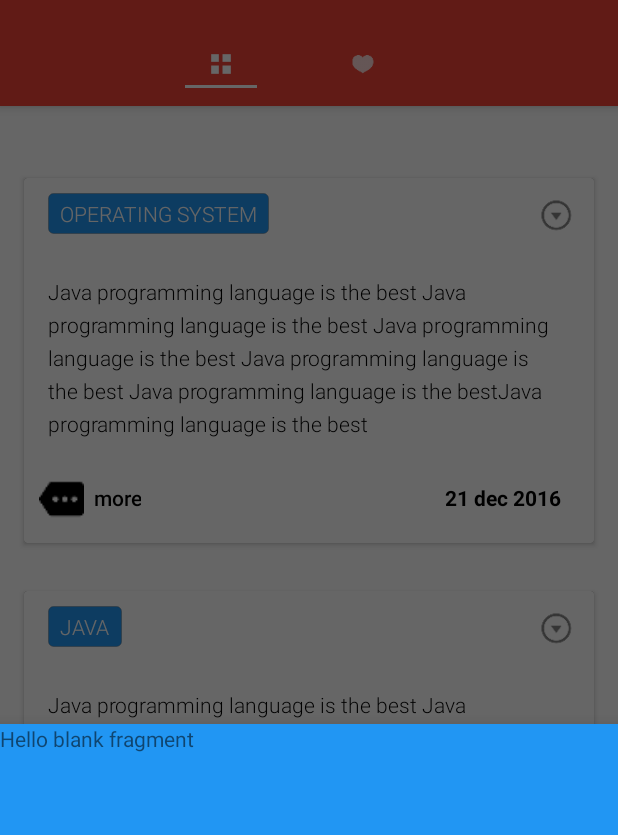
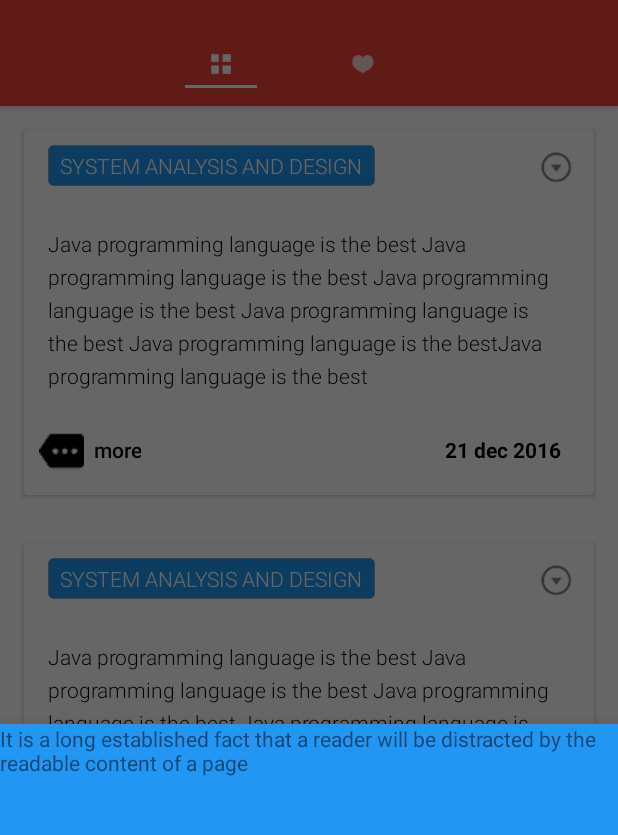
Before and after one commit to mcamocci/codesTube, an Android app: the screen it shows after launch (HomeActivity), after a tap on an icon or button, on a phone screen of 412 x 824 dp, the part 62-897 px from its top. Run offline under Robolectric (Android 15) with nearby library versions, the phone set to English and light mode, and no system bars; our stand-ins replace AdMob; 10 statements that could not run were skipped.

Commit message:
today is 23 of december

```diff
--- a/app/build.gradle
+++ b/app/build.gradle
@@ -30,6 +30,7 @@ dependencies {
         exclude group: 'com.android.support', module: 'support-annotations'
     })
     //compile files('libs/YouTubeAndroidPlayerApi.jar')
+    compile files('libs/spring-security-crypto-4.2.0.RELEASE.jar')
     compile 'com.android.support.constraint:constraint-layout:1.0.0-alpha7'
     compile 'com.android.support:recyclerview-v7:25.0.1'
     compile 'com.android.support:appcompat-v7:25.0.1'
--- a/app/src/main/AndroidManifest.xml
+++ b/app/src/main/AndroidManifest.xml
@@ -25,7 +25,8 @@
         <activity android:name=".activities.MainActivity" />
         <activity android:name=".activities.CategoriesActivity" />
         <activity android:name=".activities.AboutActivity" />
-        <activity android:name=".activities.MessageActivity"></activity>
+        <activity android:name=".activities.MessageActivity" />
+        <activity android:name=".activities.ListOfPlayableItemActivity"></activity>
     </application>
 
 </manifest>
--- a/app/src/main/java/com/haikarose/codestube/activities/HomeActivity.java
+++ b/app/src/main/java/com/haikarose/codestube/activities/HomeActivity.java
@@ -7,14 +7,19 @@ import android.support.design.widget.TabLayout;
 import android.support.v4.view.ViewPager;
 import android.support.v7.app.AppCompatActivity;
 import android.support.v7.widget.Toolbar;
+import android.util.Log;
 import android.view.Menu;
 import android.view.MenuItem;
 import android.view.View;
 import android.view.ViewGroup;
+import android.widget.Toast;
+
 import com.haikarose.codestube.R;
 import com.haikarose.codestube.adapters.FragmentAdapter;
 import com.haikarose.codestube.fragments.Home;
 import com.haikarose.codestube.pojos.FragmentAndTitle;
+
+import org.springframework.security.crypto.bcrypt.BCryptPasswordEncoder;
 
 import java.util.ArrayList;
 import java.util.List;
@@ -41,6 +46,21 @@ public class HomeActivity extends AppCompatActivity {
         tabLayout=(TabLayout)findViewById(R.id.sliding_tabs);
         toolbar=(Toolbar)findViewById(R.id.toolbar);
         setSupportActionBar(toolbar);
+
+        BCryptPasswordEncoder encoder=new BCryptPasswordEncoder();
+
+        String password="hahaha";
+        String hashedPassword1 = encoder.encode(password);
+        String hashedPassword = encoder.encode(password);
+
+        if(encoder.matches(password,hashedPassword1)){
+            Toast.makeText(getBaseContext(),"equal",Toast.LENGTH_SHORT).show();
+        }else{
+            Toast.makeText(getBaseContext(),"not equal",Toast.LENGTH_SHORT).show();
+        }
+        Log.e("the hashed",hashedPassword);
+
+
        // getSupportActionBar().setDisplayHomeAsUpEnabled(true);
 
         fragmentAndTitleCollection=new ArrayList<>();
--- a/app/src/main/java/com/haikarose/codestube/adapters/CategoryItemAdapter.java
+++ b/app/src/main/java/com/haikarose/codestube/adapters/CategoryItemAdapter.java
@@ -4,6 +4,7 @@ import android.content.Context;
 import android.content.Intent;
 import android.support.v4.app.FragmentManager;
 import android.support.v7.widget.RecyclerView;
+import android.util.Log;
 import android.view.LayoutInflater;
 import android.view.View;
 import android.view.ViewGroup;
@@ -61,22 +62,40 @@ public class CategoryItemAdapter extends RecyclerView.Adapter<RecyclerView.ViewH
     @Override
     public void onBindViewHolder(RecyclerView.ViewHolder holder, int position) {
         int ViewType=getItemViewType(position);
-        if(ViewType==VIEW_TYPE_NORMAL){
+
+        if(ViewType==0){
             Category category=(Category)categoriyList.get(position);
             CategoryItemViewHolder hold=(CategoryItemViewHolder)holder;
             hold.setData(category);
+
         }else{
             NativeAd nativeAd=(NativeAd)holder;
+            Log.e("the position is: ",Integer.toString(position));
             NativeExpressAdView nativeExpressAdView=(NativeExpressAdView)categoriyList.get(position);
             ViewGroup cardView=(ViewGroup)nativeAd.itemView;
             cardView.removeAllViews();
 
             if(nativeExpressAdView.getParent()!=null){
-                ((ViewGroup)cardView.getParent()).removeView(nativeExpressAdView);
+
+                    try {
+                        ((ViewGroup)cardView.getParent()).removeView(nativeExpressAdView);
+                        //cardView.addView(nativeExpressAdView);
+                    }catch (Exception ex){
+                        Log.e("error caught",ex.getMessage());
+                    }
+
             }
-            cardView.addView(nativeExpressAdView);
+            try {
+                cardView.addView(nativeExpressAdView);
+            }catch (Exception ex){
+                Log.e("error caught2",ex.getMessage());
+                Toast.makeText(context,"yoyo1",Toast.LENGTH_SHORT).show();
+
+            }
 
         }
+
+
     }
 
     @Override
@@ -143,10 +162,13 @@ public class CategoryItemAdapter extends RecyclerView.Adapter<RecyclerView.ViewH
 
     @Override
     public int getItemViewType(int position) {
-
-        if(position%8==0){
+        try{
+            Category item=(Category)categoriyList.get(position);
+            return 0;
+        }catch (Exception ex){
+            Log.e("the render probs",Integer.toString(position));
+           // Toast.makeText(context,"failed to render at"+Integer.toString(position),Toast.LENGTH_SHORT).show();
             return 1;
         }
-        return 0;
     }
 }
--- a/app/src/main/java/com/haikarose/codestube/fragments/Home.java
+++ b/app/src/main/java/com/haikarose/codestube/fragments/Home.java
@@ -22,9 +22,10 @@ import com.google.android.gms.ads.NativeExpressAdView;
 import com.haikarose.codestube.R;
 import com.haikarose.codestube.adapters.CategoryItemAdapter;
 import com.haikarose.codestube.pojos.Category;
+import com.haikarose.codestube.tools.EndlessRecyclerViewScrollListener;
+
 import java.util.ArrayList;
 import java.util.List;
-
 /**
  * A simple {@link Fragment} subclass.
  */
@@ -33,6 +34,8 @@ public class Home extends Fragment implements TimePickerDialog.OnTimeSetListener
 
     private SwipeRefreshLayout swipeRefreshLayout;
     private RecyclerView recyclerView;
+    private CategoryItemAdapter adapter;
+    private int lastAdPosition=0;
 
     public Home() {
         // Required empty public constructor
@@ -64,50 +67,42 @@ public class Home extends Fragment implements TimePickerDialog.OnTimeSetListener
         swipeRefreshLayout=(SwipeRefreshLayout)view.findViewById(R.id.swipeRefresh);
         recyclerView=(RecyclerView)view.findViewById(R.id.recyclerView);
 
+
         LinearLayoutManager manager=new LinearLayoutManager(getContext());
         manager.setOrientation(LinearLayoutManager.VERTICAL);
         recyclerView.setLayoutManager(manager);
 
-        List<Object> categories=new ArrayList<>();
+        final List<Object> categories=new ArrayList<>();
 
-        for(int i=0;i<11;i++){
-            if(i%2==0){
-                Category category=new Category("Java",
-                        "Java programming language is the best Java programming " +
-                                "language is the best Java programming language is the best " +
-                                "Java programming language is the best Java programming language " +
-                                "is the bestJava programming language is the best","21 dec 2016");
-                categories.add(category);
-            }else if(i%3==0){
-                Category category=new Category("System Analysis and Design",
-                        "Java programming language is the best Java programming " +
-                                "language is the best Java programming language is the best " +
-                                "Java programming language is the best Java programming language " +
-                                "is the bestJava programming language is the best","21 dec 2016");
-                categories.add(category);
-            }else{
-                Category category=new Category("Operating System",
-                        "Java programming language is the best Java programming " +
-                                "language is the best Java programming language is the best " +
-                                "Java programming language is the best Java programming language " +
-                                "is the bestJava programming language is the best","21 dec 2016");
-                categories.add(category);
+        //page//total//count/list
+        loadData(0,0,categories);
+
+
+
+
+
+        recyclerView.addOnScrollListener(new EndlessRecyclerViewScrollListener(manager) {
+            @Override
+            public void onLoadMore(int page, int totalItemsCount, RecyclerView view) {
+
+                    Toast.makeText(getContext(),Integer.toString(page)+":"+Integer.toString(totalItemsCount),Toast.LENGTH_SHORT).show();
+                    loadData(page,totalItemsCount,categories);
+                    adapter.notifyDataSetChanged();
+                    Toast.makeText(getContext(),"am here",Toast.LENGTH_SHORT).show();
 
             }
+        });
 
-        }
 
-        //adding the ads to the category list.
-        addNativeAddToList(categories);
 
-        CategoryItemAdapter adapter=new CategoryItemAdapter(getContext(),fragmentManager,categories);
+        adapter=new CategoryItemAdapter(getContext(),fragmentManager,categories);
         recyclerView.setAdapter(adapter);
 
         swipeRefreshLayout.setOnRefreshListener(new SwipeRefreshLayout.OnRefreshListener() {
             @Override
             public void onRefresh() {
-                Toast.makeText(getContext(),"someone pull up",Toast.LENGTH_SHORT).show();
-                swipeRefreshLayout.setRefreshing(false);
+                //loadData(0,8,categories);
+
             }
         });
 
@@ -115,28 +110,6 @@ public class Home extends Fragment implements TimePickerDialog.OnTimeSetListener
                 android.R.color.holo_green_light,
                 android.R.color.holo_orange_light,
                 android.R.color.holo_red_light);
-
-
-
-       /* TextView text=(TextView)view.findViewById(R.id.text);
-
-        text.setOnClickListener(new View.OnClickListener(){
-            @Override
-            public void onClick(View v) {
-
-                TimePickerDialog dialog =  new TimePickerDialog(
-                        getActivity(),R.style.DialogTheme,
-                        timeSetListener,
-                        05,
-                        12,
-                        true);
-                dialog.show();
-
-               *//*TimePickerFragment fragment=new TimePickerFragment();
-                fragment.show(getFragmentManager(),"show");*//*
-
-            }
-        });*/
 
         return view;
     }
@@ -151,35 +124,73 @@ public class Home extends Fragment implements TimePickerDialog.OnTimeSetListener
     public void onTimeSet(TimePicker view, int hourOfDay, int minute) {
     }
 
-    public void addNativeAddToList(final List<Object> objects){
-        for(int i=0; i<objects.size();i+=8){
+    public void addNativeAddToList(int on, final List<Object> objects){
+
+
+
+
                 NativeExpressAdView nativeExpressAdView=new NativeExpressAdView(getContext());
                 nativeExpressAdView.setAdUnitId("ca-app-pub-3940256099942544/1072772517");
-                objects.add(i,nativeExpressAdView);
 
+
+                lastAdPosition=on+7;
+                ////////////-------------------------////////////////////////////////
+            if(on==0){
+                AdSize size=new AdSize(300,150);
+                objects.add(on,nativeExpressAdView);
+
+                try{
+                    //NativeExpressAdView nativeExpressAdView=(NativeExpressAdView)objects.get(on);
+                    if(nativeExpressAdView.getAdSize()==null){
+                        nativeExpressAdView.setAdSize(size);
+                    }
+                    nativeExpressAdView.loadAd(new AdRequest.Builder().build());
+                }catch (Exception ex){
+
+                }
+
+                ////////////-------------------------////////////////////////////////
+            }
+
+
+    }
+
+    public void loadData(int page, int total,List<Object> categories){
+
+        swipeRefreshLayout.setRefreshing(true);
+
+        if(page==0){
+
+            for(int i=0;i<7;i++) {
+
+                    Category category = new Category("System Analysis and Design",
+                            "Java programming language is the best Java programming " +
+                                    "language is the best Java programming language is the best " +
+                                    "Java programming language is the best Java programming language " +
+                                    "is the bestJava programming language is the best", "21 dec 2016");
+                    categories.add(category);
+            }
+
+            addNativeAddToList(page,categories);
+
+        }else{
+
+                 int value=total;
+                 for(int i=total;i<value+8;i++){
+                         Category category = new Category("System Analysis and Design",
+                                 "Java programming language is the best Java programming " +
+                                         "language is the best Java programming language is the best " +
+                                         "Java programming language is the best Java programming language " +
+                                         "is the bestJava programming language is the best", "21 dec 2016");
+                         categories.add(category);
+                        }
+
+            addNativeAddToList(total,categories);
 
         }
 
-        recyclerView.post(new Runnable() {
-            @Override
-            public void run() {
-                final float density=getActivity().getResources().getDisplayMetrics().density;
 
-                int width=(int)(recyclerView.getWidth()/density);
-                if(width>=600){
-                    width=500;
-                }
-                AdSize size=new AdSize(width,150);
-                Toast.makeText(getContext(),Float.toString(recyclerView.getWidth()/density),Toast.LENGTH_SHORT).show();
 
-                for(int i=0; i<objects.size();i+=8){
-                    NativeExpressAdView nativeExpressAdView=(NativeExpressAdView)objects.get(i);
-                    nativeExpressAdView.setAdSize(size);
-                    nativeExpressAdView.loadAd(new AdRequest.Builder().build());
-                }
-            }
-        });
-
+        swipeRefreshLayout.setRefreshing(false);
     }
-
 }
--- a/app/src/main/java/com/haikarose/codestube/pojos/FragmentAndTitle.java
+++ b/app/src/main/java/com/haikarose/codestube/pojos/FragmentAndTitle.java
@@ -1,7 +1,5 @@
 package com.haikarose.codestube.pojos;
-
 import android.support.v4.app.Fragment;
-import android.widget.FrameLayout;
 
 /**
  * Created by root on 12/17/16.
--- a/app/src/main/java/com/haikarose/codestube/pojos/SubCatItemModel.java
+++ b/app/src/main/java/com/haikarose/codestube/pojos/SubCatItemModel.java
@@ -78,7 +78,7 @@ public class SubCatItemModel {
         return bundle;
     }
 
-    public static SubCatItemModel UpdateItemModelFromBundle(Bundle bundle){
+    public static SubCatItemModel createFromBundle(Bundle bundle){
 
         SubCatItemModel model=new SubCatItemModel();
         model.setId(bundle.getLong(SubCatItemModel.ID));
--- /dev/null
+++ b/app/src/main/java/com/haikarose/codestube/tools/EndlessRecyclerViewScrollListener.java
@@ -0,0 +1,106 @@
+package com.haikarose.codestube.tools;
+
+import android.support.v7.widget.GridLayoutManager;
+import android.support.v7.widget.LinearLayoutManager;
+import android.support.v7.widget.RecyclerView;
+import android.support.v7.widget.StaggeredGridLayoutManager;
+
+public abstract class EndlessRecyclerViewScrollListener extends RecyclerView.OnScrollListener {
+    // The minimum amount of items to have below your current scroll position
+    // before loading more.
+    private int visibleThreshold = 8;
+    // The current offset index of data you have loaded
+    private int currentPage = 0;
+    // The total number of items in the dataset after the last load
+    private int previousTotalItemCount = 0;
+    // True if we are still waiting for the last set of data to load.
+    private boolean loading = true;
+    // Sets the starting page index
+    private int startingPageIndex = 0;
+
+    RecyclerView.LayoutManager mLayoutManager;
+
+    public EndlessRecyclerViewScrollListener(LinearLayoutManager layoutManager) {
+        this.mLayoutManager = layoutManager;
+    }
+
+    public EndlessRecyclerViewScrollListener(GridLayoutManager layoutManager) {
+        this.mLayoutManager = layoutManager;
+        visibleThreshold = visibleThreshold * layoutManager.getSpanCount();
+    }
+
+    public EndlessRecyclerViewScrollListener(StaggeredGridLayoutManager layoutManager) {
+        this.mLayoutManager = layoutManager;
+        visibleThreshold = visibleThreshold * layoutManager.getSpanCount();
+    }
+
+    public int getLastVisibleItem(int[] lastVisibleItemPositions) {
+        int maxSize = 0;
+        for (int i = 0; i < lastVisibleItemPositions.length; i++) {
+            if (i == 0) {
+                maxSize = lastVisibleItemPositions[i];
+            }
+            else if (lastVisibleItemPositions[i] > maxSize) {
+                maxSize = lastVisibleItemPositions[i];
+            }
+        }
+        return maxSize;
+    }
+
+    // This happens many times a second during a scroll, so be wary of the code you place here.
+    // We are given a few useful parameters to help us work out if we need to load some more data,
+    // but first we check if we are waiting for the previous load to finish.
+    @Override
+    public void onScrolled(RecyclerView view, int dx, int dy) {
+        int lastVisibleItemPosition = 0;
+        int totalItemCount = mLayoutManager.getItemCount();
+
+        if (mLayoutManager instanceof StaggeredGridLayoutManager) {
+            int[] lastVisibleItemPositions = ((StaggeredGridLayoutManager) mLayoutManager).findLastVisibleItemPositions(null);
+            // get maximum element within the list
+            lastVisibleItemPosition = getLastVisibleItem(lastVisibleItemPositions);
+        } else if (mLayoutManager instanceof GridLayoutManager) {
+            lastVisibleItemPosition = ((GridLayoutManager) mLayoutManager).findLastVisibleItemPosition();
+        } else if (mLayoutManager instanceof LinearLayoutManager) {
+            lastVisibleItemPosition = ((LinearLayoutManager) mLayoutManager).findLastVisibleItemPosition();
+        }
+
+        // If the total item count is zero and the previous isn't, assume the
+        // list is invalidated and should be reset back to initial state
+        if (totalItemCount < previousTotalItemCount) {
+            this.currentPage = this.startingPageIndex;
+            this.previousTotalItemCount = totalItemCount;
+            if (totalItemCount == 0) {
+                this.loading = true;
+            }
+        }
+        // If it’s still loading, we check to see if the dataset count has
+        // changed, if so we conclude it has finished loading and update the current page
+        // number and total item count.
+        if (loading && (totalItemCount > previousTotalItemCount)) {
+            loading = false;
+            previousTotalItemCount = totalItemCount;
+        }
+
+        // If it isn’t currently loading, we check to see if we have breached
+        // the visibleThreshold and need to reload more data.
+        // If we do need to reload some more data, we execute onLoadMore to fetch the data.
+        // threshold should reflect how many total columns there are too
+        if (!loading && (lastVisibleItemPosition + visibleThreshold) > totalItemCount) {
+            currentPage++;
+            onLoadMore(currentPage, totalItemCount, view);
+            loading = true;
+        }
+    }
+
+    // Call this method whenever performing new searches
+    public void resetState() {
+        this.currentPage = this.startingPageIndex;
+        this.previousTotalItemCount = 0;
+        this.loading = true;
+    }
+
+    // Defines the process for actually loading more data based on page
+    public abstract void onLoadMore(int page, int totalItemsCount, RecyclerView view);
+
+}
--- a/app/src/main/res/layout/fragment_second.xml
+++ b/app/src/main/res/layout/fragment_second.xml
@@ -8,6 +8,6 @@
     <TextView
         android:layout_width="match_parent"
         android:layout_height="match_parent"
-        android:text="@string/hello_blank_fragment" />
+        android:text="@string/dumy_short_text" />
 
 </FrameLayout>
--- a/app/src/main/res/layout/more_option.xml
+++ b/app/src/main/res/layout/more_option.xml
@@ -12,19 +12,19 @@
         <TextView
             android:layout_width="match_parent"
             android:layout_height="match_parent"
-            android:text="@string/hello_blank_fragment" />
+            android:text="@string/dumy_short_text" />
         <TextView
             android:layout_width="match_parent"
             android:layout_height="match_parent"
-            android:text="@string/hello_blank_fragment" />
+            android:text="@string/dumy_short_text" />
         <TextView
             android:layout_width="match_parent"
             android:layout_height="match_parent"
-            android:text="@string/hello_blank_fragment" />
+            android:text="@string/dumy_short_text" />
         <TextView
             android:layout_width="match_parent"
             android:layout_height="match_parent"
-            android:text="@string/hello_blank_fragment" />
+            android:text="@string/dumy_short_text" />
     </LinearLayout>
 
 </LinearLayout>
--- a/app/src/main/res/values/strings.xml
+++ b/app/src/main/res/values/strings.xml
@@ -1,11 +1,9 @@
 <resources>
     <string name="app_name">CodesTube</string>
-
-    <!-- TODO: Remove or change this placeholder text -->
-    <string name="hello_blank_fragment">Hello blank fragment</string>
     <string name="copyrights">\u00a9 2016 Haikarose lab</string>
     <string name="about_message">CodeTube is the proud product of Haikarose software laboratory.</string>
     <string name="version_title">version 1.0</string>
     <string name="about_menu">About</string>
     <string name="email">codetube@gmail.com</string>
+    <string name="dumy_short_text">It is a long established fact that a reader will be distracted by the readable content of a page</string>
 </resources>
```
Also changed, not shown: app/src/main/java/com/haikarose/codestube/activities/ListOfPlayableItemActivity.java (added, +72 -0 lines), app/src/main/java/com/haikarose/codestube/activities/PlayerActivity.java (+6 -1 lines), app/src/main/java/com/haikarose/codestube/adapters/PlayableItemAdapter.java (added, +92 -0 lines), app/src/main/java/com/haikarose/codestube/adapters/SubCatItemAdapter.java (+7 -27 lines), app/src/main/java/com/haikarose/codestube/pojos/PlayableItemModel.java (added, +37 -0 lines), app/src/main/java/com/haikarose/codestube/tools/Trash.java (added, +78 -0 lines), app/src/main/res/layout/activity_list_of_playable_item.xml (added, +22 -0 lines), app/src/main/res/layout/single_play_cat_item.xml (+20 -2 lines), app/libs/spring-security-crypto-4.2.0.RELEASE.jar (added).
